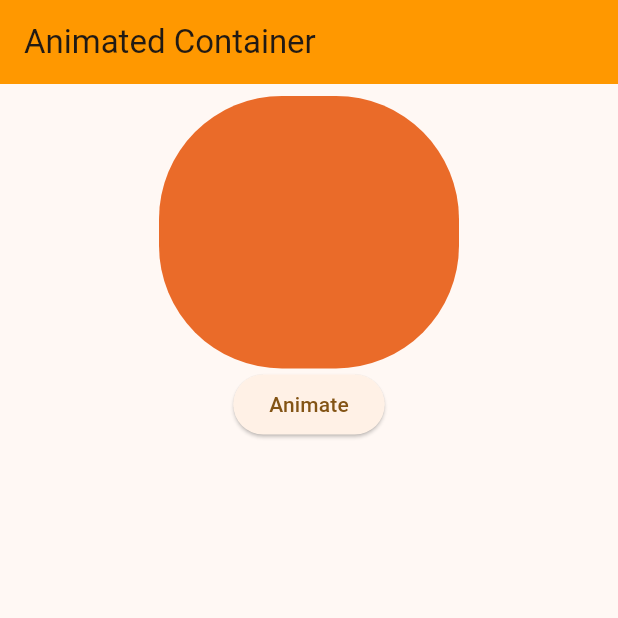
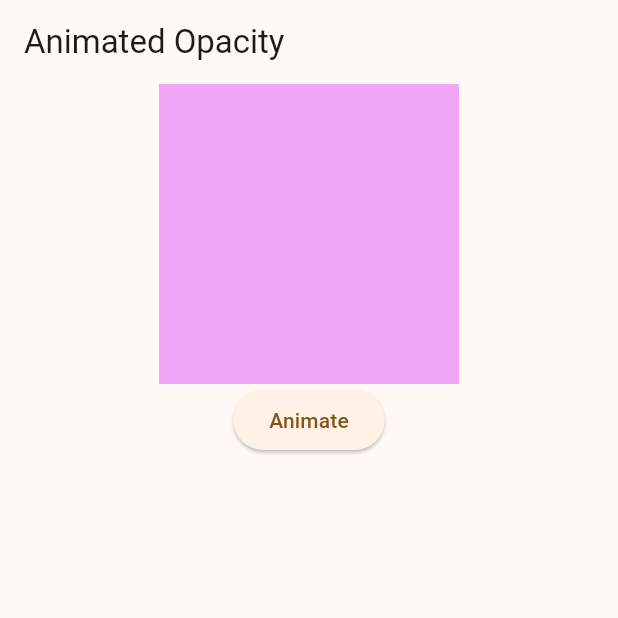
Before and after one commit to akashm936/practiceapp2, a Flutter app: the screen it shows after launch, after a tap on "Animate", on a phone screen of 412 x 824 dp, the top half of it. Run offline on Flutter 3.47's test engine with Material 3 defaults, Android fonts, the phone set to English and light mode, and no system bars; our stand-ins replace font_awesome_flutter.

Commit message:
New Widget Animated Opacity are applied in the app

```diff
--- /dev/null
+++ b/lib/AnimationSeries/animatedopacitywidget.dart
@@ -0,0 +1,49 @@
+import 'package:flutter/cupertino.dart';
+import 'package:flutter/material.dart';
+
+class AnimatedOpacityWidget extends StatefulWidget {
+  @override
+  State<StatefulWidget> createState() => _AnimatedOpacityWidgetState();
+}
+
+class _AnimatedOpacityWidgetState extends State<AnimatedOpacityWidget> {
+  var _myOpacity = 1.0;
+  var flag = true;
+
+  @override
+  Widget build(BuildContext context) {
+    return Scaffold(
+      appBar: AppBar(
+        title: Text("Animated Opacity"),
+      ),
+      body: Center(
+        child: Column(
+          children: [
+            AnimatedOpacity(
+              opacity: _myOpacity,
+              duration: Duration(seconds: 2),
+              curve: Curves.linear,
+              child: Container(
+                width: 200,
+                height: 200,
+                color: Colors.purpleAccent,
+              ),
+            ),
+            ElevatedButton(onPressed: (){
+             setState(() {
+               if(flag){
+                 _myOpacity = 0.0;
+                 flag = false;
+               }
+               else{
+                 _myOpacity = 1.0;
+                 flag = true;
+               }
+             });
+            }, child: Text("Animate"))
+          ],
+        ),
+      ),
+    );
+  }
+}
--- a/lib/main.dart
+++ b/lib/main.dart
@@ -1,7 +1,8 @@
 import 'package:flutter/material.dart';
 import 'package:flutter/rendering.dart';
 import 'package:font_awesome_flutter/font_awesome_flutter.dart';
-import 'package:practiceapp2/animatedContainerWidget.dart';
+import 'package:practiceapp2/AnimationSeries/animatedContainerWidget.dart';
+import 'package:practiceapp2/AnimationSeries/animatedopacitywidget.dart';
 import 'package:practiceapp2/second_screen.dart';
 // import 'package:flutter/src/painting/borders.dart';
 // import 'package:practiceapp2/Widgets/roundedbutton.dart';
@@ -21,7 +22,7 @@ class MyApp extends StatelessWidget {
       theme: ThemeData(
         colorScheme: ColorScheme.fromSeed(seedColor: Colors.orangeAccent),
       ),
-      home: AnimatedContainerWidget(),
+      home: AnimatedOpacityWidget(),
     );
   }
 }
```
Also changed, not shown: lib/AnimationSeries/animatedContainerWidget.dart (renamed from lib/animatedContainerWidget.dart).
